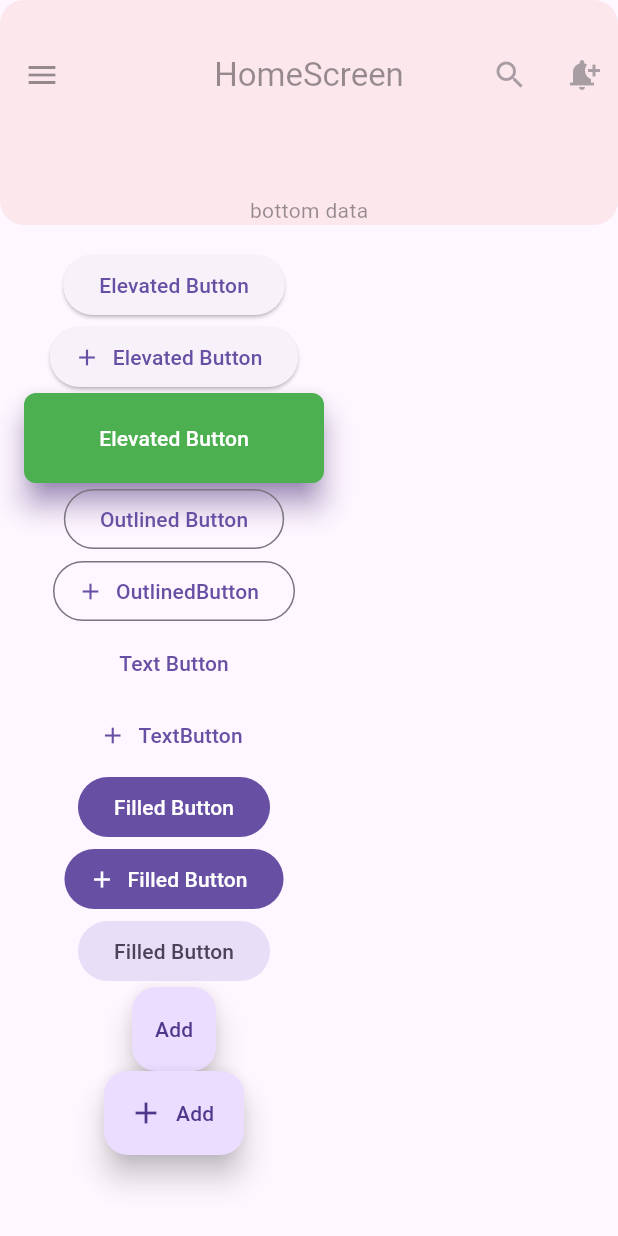
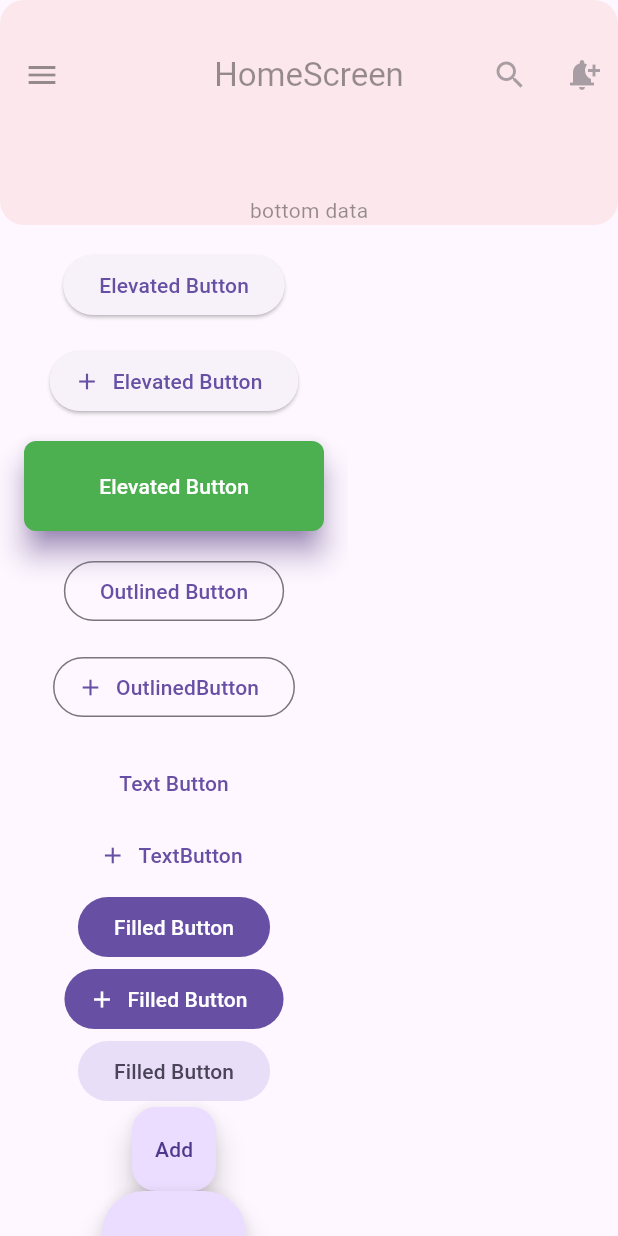
Before and after one commit to rddewan/flutter-beginner-course, a Flutter app: the screen it shows after launch, on a phone screen of 412 x 824 dp. Run offline on Flutter 3.47's test engine with Material 3 defaults, Android fonts, the phone set to English and light mode, and no system bars.

Commit message:
SingleChildScrollView

```diff
--- a/flutter_basic/lib/screen/widget/home/button_widget.dart
+++ b/flutter_basic/lib/screen/widget/home/button_widget.dart
@@ -6,7 +6,10 @@ class ButtonWidget extends StatelessWidget {
 
   @override
   Widget build(BuildContext context) {
-    return Padding(
+    return SingleChildScrollView(
+      scrollDirection: Axis.vertical,
+      physics: const FixedExtentScrollPhysics(),
+      child: Padding(
         padding: const EdgeInsets.all(16),
         child: Column(
           children: [
@@ -20,6 +23,8 @@ class ButtonWidget extends StatelessWidget {
               child: const Text('Elevated Button'),
             ),
 
+            const SizedBox(height: 16,),
+
             ElevatedButton.icon(
               onPressed: () {
                 debugPrint('Elevated Button');
@@ -30,6 +35,8 @@ class ButtonWidget extends StatelessWidget {
               icon: const Icon(Icons.add),
               label: const Text('Elevated Button'),
             ),
+
+            const SizedBox(height: 16,),
 
             ElevatedButton(
               onPressed: () {
@@ -52,6 +59,8 @@ class ButtonWidget extends StatelessWidget {
               child: const Text('Elevated Button'),
             ),
 
+            const SizedBox(height: 16,),
+
             OutlinedButton(
               onPressed: () {
                 debugPrint('OutlinedButton');
@@ -61,6 +70,9 @@ class ButtonWidget extends StatelessWidget {
               },
               child: const Text('Outlined Button'),
             ),
+
+            const SizedBox(height: 16,),
+
             OutlinedButton.icon(
               onPressed: () {
                 debugPrint('OutlinedButton');
@@ -71,6 +83,9 @@ class ButtonWidget extends StatelessWidget {
               icon: const Icon(Icons.add),
               label: const Text('OutlinedButton')
             ),
+
+            const SizedBox(height: 16,),
+
             TextButton(
               onPressed: () {
                 debugPrint('OutlinedButton');
@@ -127,14 +142,14 @@ class ButtonWidget extends StatelessWidget {
               elevation: 8,
 
             ),
-          // FloatingActionButton.large(
-          //   onPressed: () {
-          //     debugPrint('FloatingActionButton');
-          //   },
-          //   tooltip: '',
-          //   child: const Text('Add'),
-          //   elevation: 8,
-          // ),
+            FloatingActionButton.large(
+              onPressed: () {
+                debugPrint('FloatingActionButton');
+              },
+              tooltip: '',
+              child: const Text('Add'),
+              elevation: 8,
+            ),
             FloatingActionButton.extended(
               onPressed: () {
                 debugPrint('FloatingActionButton');
@@ -148,6 +163,7 @@ class ButtonWidget extends StatelessWidget {
 
           ],
         ),
+      ),
     );
   }
 
```
Lines whose indentation alone changed are shown as unchanged.
